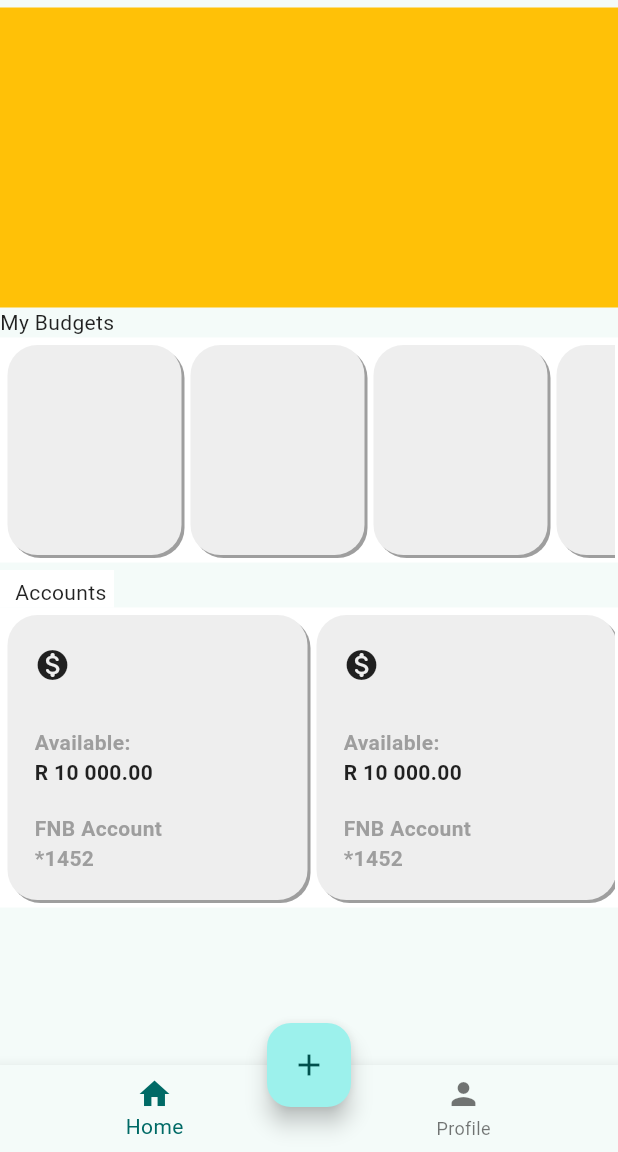
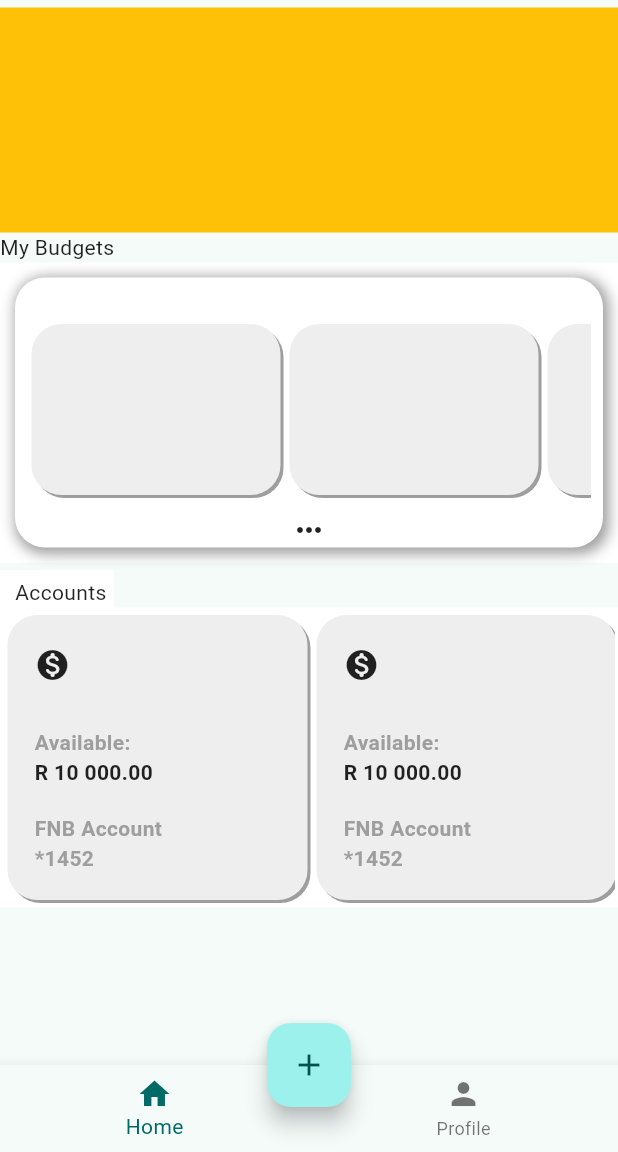
Before and after one commit to Garuda-sudo/Ubuntu-Narei, a Flutter app: the screen it shows after launch, on a phone screen of 412 x 824 dp, the part 84-1236 px from its top. Run offline on Flutter 3.47's test engine with Material 2 defaults, Android fonts, the phone set to English and light mode, and no system bars; Roboto replaces fonts that are missing (Raleway).

Commit message:
Modified budget carousal

```diff
--- a/ubuntu-front-end/budget_buddy/lib/budgets/budget_card.dart
+++ b/ubuntu-front-end/budget_buddy/lib/budgets/budget_card.dart
@@ -23,7 +23,7 @@
           padding: const EdgeInsets.all(8.0),
           child: Container(
             height: 20,
-            width: 100,
+            width: 150,
             color: Colors.grey.shade200,
           ),
         ),
--- a/ubuntu-front-end/budget_buddy/lib/budgets/budget_carousal.dart
+++ b/ubuntu-front-end/budget_buddy/lib/budgets/budget_carousal.dart
@@ -16,7 +16,32 @@
       children: [
         Container(
           padding: const EdgeInsets.all(2.0),
-          height: 150,
+          height: 200,
+          color: Colors.white,
+          child: Padding(
+            padding: const EdgeInsets.all(8.0),
+            child: Container(
+              decoration: const BoxDecoration(
+                color: Colors.white,
+                borderRadius: BorderRadius.all(Radius.circular(20)),
+                boxShadow: [
+                  BoxShadow(
+                      color: Colors.grey,
+                      offset: Offset(2, 2),
+                      spreadRadius: 2,
+                      blurRadius: 7)
+                ],
+              ),
+              child: Column(
+                mainAxisAlignment: MainAxisAlignment.center,
+                children: [
+                  const SizedBox(
+                    height: 20,
+                  ),
+                  Padding(
+                    padding: const EdgeInsets.all(8.0),
+                    child: Container(
+                      height: 120,
                       color: Colors.white,
                       child: ListView.builder(
                           scrollDirection: Axis.horizontal,
@@ -24,6 +49,15 @@
                           itemBuilder: (BuildContext context, int index) {
                             return const BudgetCard();
                           }),
+                    ),
+                  ),
+                  const Center(
+                    child: Icon(Icons.more_horiz),
+                  )
+                ],
+              ),
+            ),
+          ),
         )
       ],
     );
--- a/ubuntu-front-end/budget_buddy/lib/landing_page/widgets/landing_page_graph_component.dart
+++ b/ubuntu-front-end/budget_buddy/lib/landing_page/widgets/landing_page_graph_component.dart
@@ -12,7 +12,7 @@
   @override
   Widget build(BuildContext context) {
     return Container(
-      height: 200,
+      height: 150,
       width: 70,
       color: Colors.amber,
     );
```
Lines whose indentation alone changed are shown as unchanged.
